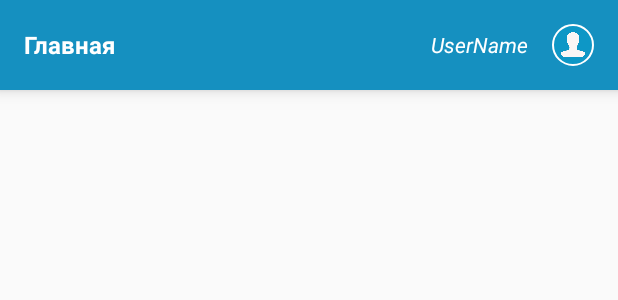
After one commit to LinerSRT/I-Desk, an Android app: the layout main_fragment.xml on its own in the app's theme, with its tools: preview values and no code run, on a phone screen of 412 x 824 dp. The commit adds this screen. Shown: the top 300 px of the screen. Run offline under Robolectric (Android 15) with nearby library versions, the phone set to English and light mode, and no system bars.

Commit message:
Create main menu

```diff
--- a/app/build.gradle
+++ b/app/build.gradle
@@ -41,7 +41,8 @@ dependencies {
     implementation 'de.hdodenhof:circleimageview:3.1.0'
     implementation 'com.theartofdev.edmodo:android-image-cropper:2.8.+'
     implementation 'id.zelory:compressor:2.1.0'
-    //implementation 'com.afollestad.material-dialogs:commons:0.9.2.3'
     implementation "com.arthurivanets.bottomsheet:bottomsheets-core:1.0.0"
     implementation 'com.nabinbhandari.android:permissions:3.8'
+    implementation 'com.github.ibrahimsn98:SmoothBottomBar:1.7.5'
+    implementation 'androidx.recyclerview:recyclerview:1.1.0'
 }
--- a/app/src/main/AndroidManifest.xml
+++ b/app/src/main/AndroidManifest.xml
@@ -16,7 +16,8 @@
         android:theme="@style/AppTheme"
         tools:ignore="GoogleAppIndexingWarning">
         <activity android:name=".UI.SplashActivity"
-            android:theme="@style/SplashTheme">
+            android:theme="@style/AppTheme"
+            android:screenOrientation="portrait">
             <intent-filter>
                 <action android:name="android.intent.action.MAIN" />
                 <category android:name="android.intent.category.LAUNCHER" />
--- /dev/null
+++ b/app/src/main/res/drawable/dashboard_icon.xml
@@ -0,0 +1,5 @@
+<vector android:height="24dp" android:tint="#FFFFFF"
+    android:viewportHeight="24.0" android:viewportWidth="24.0"
+    android:width="24dp" xmlns:android="http://schemas.android.com/apk/res/android">
+    <path android:fillColor="#FF000000" android:pathData="M3,13h8L11,3L3,3v10zM3,21h8v-6L3,15v6zM13,21h8L21,11h-8v10zM13,3v6h8L21,3h-8z"/>
+</vector>
--- /dev/null
+++ b/app/src/main/res/drawable/settings_icon.xml
@@ -0,0 +1,5 @@
+<vector android:height="24dp" android:tint="#FFFFFF"
+    android:viewportHeight="24" android:viewportWidth="24"
+    android:width="24dp" xmlns:android="http://schemas.android.com/apk/res/android">
+    <path android:fillColor="#FF000000" android:pathData="M19.1,12.9a2.8,2.8 0,0 0,0.1 -0.9,2.8 2.8,0 0,0 -0.1,-0.9l2.1,-1.6a0.7,0.7 0,0 0,0.1 -0.6L19.4,5.5a0.7,0.7 0,0 0,-0.6 -0.2l-2.4,1a6.5,6.5 0,0 0,-1.6 -0.9l-0.4,-2.6a0.5,0.5 0,0 0,-0.5 -0.4H10.1a0.5,0.5 0,0 0,-0.5 0.4L9.3,5.4a5.6,5.6 0,0 0,-1.7 0.9l-2.4,-1a0.4,0.4 0,0 0,-0.5 0.2l-2,3.4c-0.1,0.2 0,0.4 0.2,0.6l2,1.6a2.8,2.8 0,0 0,-0.1 0.9,2.8 2.8,0 0,0 0.1,0.9L2.8,14.5a0.7,0.7 0,0 0,-0.1 0.6l1.9,3.4a0.7,0.7 0,0 0,0.6 0.2l2.4,-1a6.5,6.5 0,0 0,1.6 0.9l0.4,2.6a0.5,0.5 0,0 0,0.5 0.4h3.8a0.5,0.5 0,0 0,0.5 -0.4l0.3,-2.6a5.6,5.6 0,0 0,1.7 -0.9l2.4,1a0.4,0.4 0,0 0,0.5 -0.2l2,-3.4c0.1,-0.2 0,-0.4 -0.2,-0.6ZM12,15.6A3.6,3.6 0,1 1,15.6 12,3.6 3.6,0 0,1 12,15.6Z"/>
+</vector>
--- /dev/null
+++ b/app/src/main/res/drawable/sighout_icon.xml
@@ -0,0 +1,5 @@
+<vector android:height="24dp" android:tint="?colorPrimaryDark"
+    android:viewportHeight="24.0" android:viewportWidth="24.0"
+    android:width="24dp" xmlns:android="http://schemas.android.com/apk/res/android">
+    <path android:fillColor="#FF000000" android:pathData="M10.09,15.59L11.5,17l5,-5 -5,-5 -1.41,1.41L12.67,11H3v2h9.67l-2.58,2.59zM19,3H5c-1.11,0 -2,0.9 -2,2v4h2V5h14v14H5v-4H3v4c0,1.1 0.89,2 2,2h14c1.1,0 2,-0.9 2,-2V5c0,-1.1 -0.9,-2 -2,-2z"/>
+</vector>
--- /dev/null
+++ b/app/src/main/res/layout/main_fragment.xml
@@ -0,0 +1,51 @@
+<?xml version="1.0" encoding="utf-8"?>
+<LinearLayout xmlns:android="http://schemas.android.com/apk/res/android"
+    android:layout_width="match_parent"
+    android:layout_height="match_parent"
+    xmlns:app="http://schemas.android.com/apk/res-auto"
+    android:animateLayoutChanges="true"
+    android:background="?backgroundColor"
+    android:orientation="vertical">
+
+
+    <LinearLayout
+        android:layout_width="match_parent"
+        android:layout_height="@dimen/appBarHeight"
+        android:background="?colorPrimary"
+        android:elevation="@dimen/cardElevation"
+        android:orientation="horizontal">
+
+        <TextView
+            android:layout_width="0dp"
+            android:layout_weight="1"
+            android:layout_height="match_parent"
+            android:layout_marginStart="@dimen/primaryTextSizeLarge"
+            android:gravity="center_vertical"
+            android:text="Главная"
+            android:textColor="@color/color_white"
+            android:textSize="@dimen/primaryTextSizeLarge"
+            android:textStyle="bold" />
+
+        <TextView
+            android:id="@+id/userName"
+            android:layout_width="wrap_content"
+            android:layout_height="match_parent"
+            android:text="UserName"
+            android:textColor="@color/color_white"
+            android:textSize="@dimen/primaryTextSize"
+            android:textStyle="italic"
+            android:gravity="center"/>
+
+        <de.hdodenhof.circleimageview.CircleImageView
+            android:id="@+id/userPhoto"
+            android:layout_width="@dimen/appBarHeight"
+            android:layout_height="@dimen/appBarHeight"
+            android:src="@drawable/temp_user_photo"
+            app:civ_border_color="@color/color_white"
+            app:civ_border_width="1dp"
+            android:padding="@dimen/contentMargin"/>
+    </LinearLayout>
+
+
+
+</LinearLayout>
--- a/app/src/main/res/values/styles.xml
+++ b/app/src/main/res/values/styles.xml
@@ -1,22 +1,12 @@
 <resources>
 
-    <style name="AppTheme" parent="Theme.AppCompat.Light.DarkActionBar">
+    <style name="AppTheme" parent="Theme.AppCompat.Light.NoActionBar">
         <item name="backgroundColor">@color/color_background</item>
         <item name="backgroundColorSecondary">@color/color_background_secondary</item>
         <item name="textColor">@color/color_text</item>
         <item name="textColorDark">@color/color_text_dark</item>
         <item name="colorPrimary">@color/color_primary</item>
         <item name="colorPrimaryDark">@color/color_primary_dark</item>
-        <item name="colorAccent">@color/color_primary</item>
-    </style>
-
-    <style name="SplashTheme" parent="Theme.AppCompat.Light.NoActionBar">
-        <item name="backgroundColor">@color/color_background</item>
-        <item name="backgroundColorSecondary">@color/color_background_secondary</item>
-        <item name="textColor">@color/color_text</item>
-        <item name="textColorDark">@color/color_text_dark</item>
-        <item name="colorPrimary">@color/color_primary</item>
-        <item name="colorPrimaryDark">@color/color_primary</item>
         <item name="colorAccent">@color/color_primary</item>
         <item name="disabledColor">@color/color_disable</item>
     </style>
```
Also changed, not shown: app/src/main/java/com/liner/i_desk/UI/Fragments/MainFragment.java (added, +34 -0 lines), app/src/main/java/com/liner/i_desk/UI/Fragments/SettingsFragment.java (added, +55 -0 lines), app/src/main/java/com/liner/i_desk/UI/MainActivity.java (+79 -8 lines), app/src/main/java/com/liner/i_desk/Utils/FragmentsClassesPagerAdapter.java (added, +29 -0 lines), app/src/main/java/com/liner/i_desk/Utils/NetworkUtils.java (added, +13 -0 lines), app/src/main/java/com/liner/i_desk/Utils/Views/EditRegexTextView.java (+8 -10 lines), app/src/main/java/com/liner/i_desk/Utils/Views/ExtendedRecyclerView.java (added, +33 -0 lines), app/src/main/java/com/liner/i_desk/Utils/Views/ExtendedViewPager.java (added, +33 -0 lines), app/src/main/res/layout/activity_main.xml (+31 -8 lines), app/src/main/res/layout/settings_fragment.xml (added, +45 -0 lines), app/src/main/res/menu/app_menu.xml (added, +13 -0 lines).
